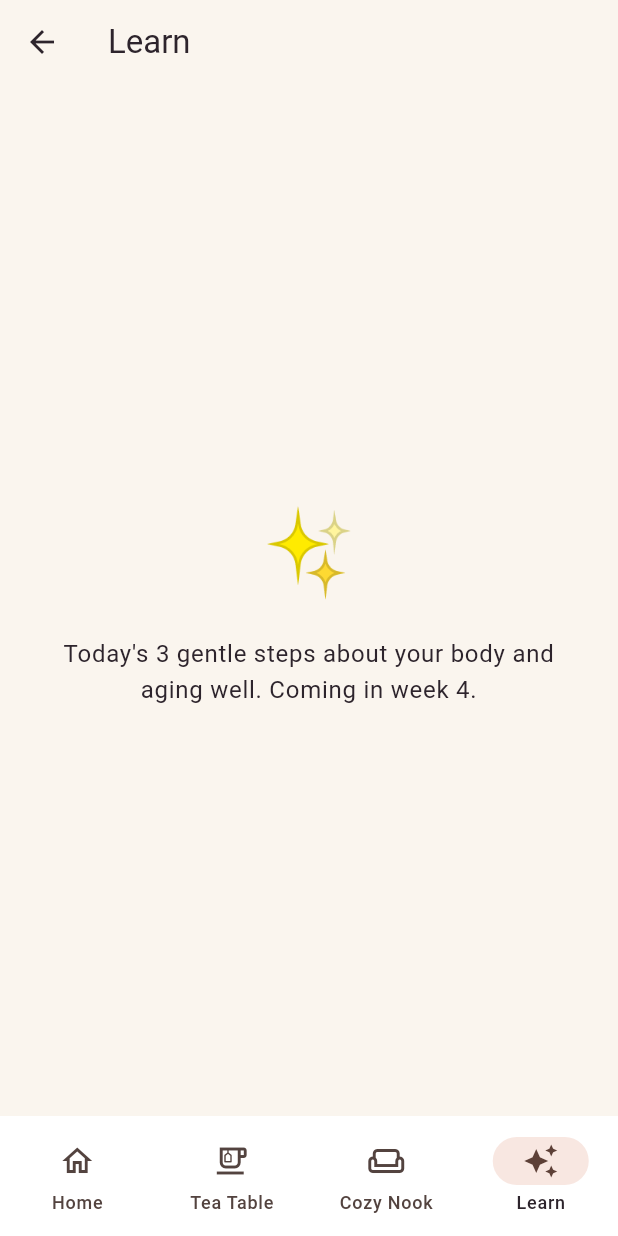
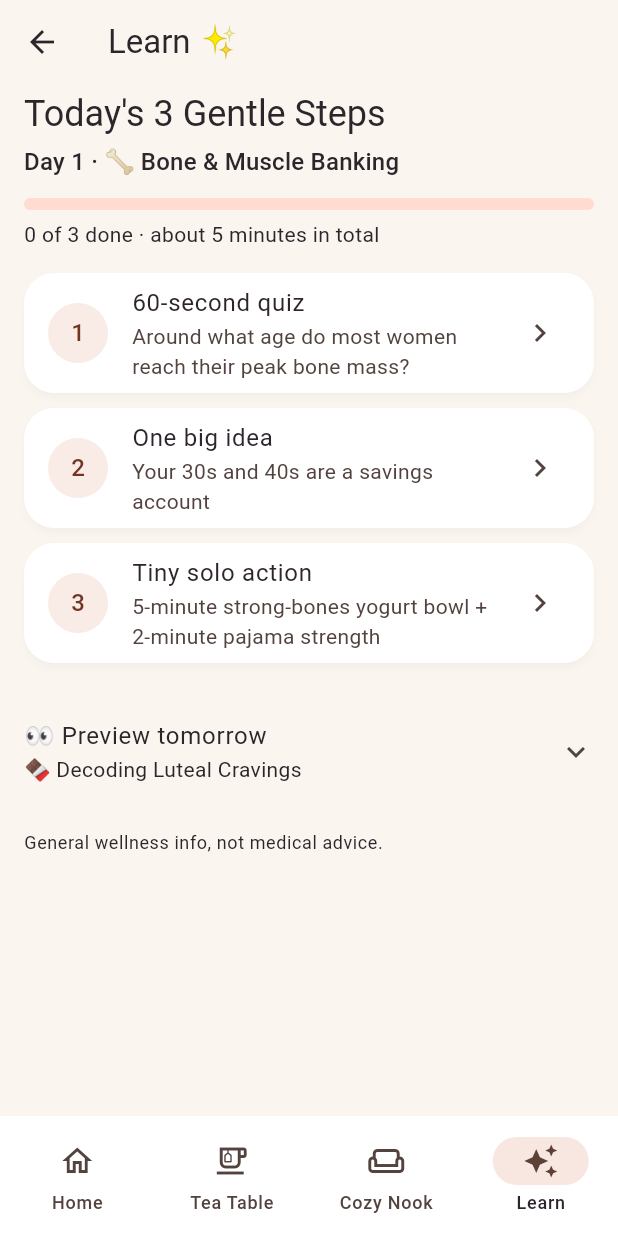
Before and after one commit to missluckychen1991-source/cozymoon, a Flutter app: the HomeShell screen opened directly, item 4 of the bottom bar chosen, on a phone screen of 412 x 824 dp. Run offline on Flutter 3.47's test engine with Material 3 defaults, Android fonts, the phone set to English and light mode, and no system bars; our stand-ins replace audioplayers, cloud_functions, firebase_core, shared_preferences, webview_flutter; accounts and stored records are empty; network calls fail.

Commit message:
Pilot week 4: Learning Hub and Play closed-test prep
Today's 3 Gentle Steps (quiz, idea, solo action) with three days of
lessons, daily unlocks, Preview tomorrow and saved progress. Adds a
CozyMoon launcher icon, release signing from key.properties, version
0.4.0 and a Google Play closed-test guide with store listing text.

Co-Authored-By: Claude Opus 5.5 <noreply@anthropic.com>
Claude-Session: https://claude.ai/code/session_01EN5DtejbEjpYuKt9L9SRb5

```diff
--- /dev/null
+++ b/lib/content/lessons.dart
@@ -0,0 +1,178 @@
+// Learning Hub content: 3 gentle steps a day, never more.
+// Everything here is general wellness information, not medical advice.
+
+class QuizStep {
+  const QuizStep(
+      {required this.question,
+      required this.options,
+      required this.answer,
+      required this.explain});
+  final String question;
+  final List<String> options;
+  final int answer;
+  final String explain;
+}
+
+class ConceptStep {
+  const ConceptStep(
+      {required this.title, required this.points, required this.whyItMatters});
+  final String title;
+  final List<String> points;
+  final String whyItMatters;
+}
+
+class ActionStep {
+  const ActionStep({
+    required this.snackTitle,
+    required this.snack,
+    required this.stretchTitle,
+    required this.stretch,
+  });
+  final String snackTitle;
+  final List<String> snack;
+  final String stretchTitle;
+  final List<String> stretch;
+}
+
+class LessonDay {
+  const LessonDay(
+      {required this.theme,
+      required this.emoji,
+      required this.quiz,
+      required this.concept,
+      required this.action});
+  final String theme;
+  final String emoji;
+  final QuizStep quiz;
+  final ConceptStep concept;
+  final ActionStep action;
+}
+
+const lessonDays = <LessonDay>[
+  LessonDay(
+    theme: 'Bone & Muscle Banking',
+    emoji: '🦴',
+    quiz: QuizStep(
+      question: 'Around what age do most women reach their peak bone mass?',
+      options: ['Around 18', 'Around 30', 'Around 45'],
+      answer: 1,
+      explain:
+          'Bone mass peaks around your late 20s to early 30s. After that the goal is keeping what '
+          'you have, and the habits you build now really do help.',
+    ),
+    concept: ConceptStep(
+      title: 'Your 30s and 40s are a savings account',
+      points: [
+        'Muscle slowly starts to decline from your 30s if you don\'t use it. Strength work reverses a lot of that, at any age.',
+        'Bones respond to load. Lifting, stairs, brisk walks and little hops tell them to stay strong.',
+        'Two short strength sessions a week is a great start. Bodyweight counts.',
+        'Protein at each meal, plus calcium and vitamin D, give your body the building blocks.',
+      ],
+      whyItMatters:
+          'Strong muscles and bones mean carrying your own groceries, travelling solo and '
+          'feeling capable for decades. That\'s leveling up, not slowing down.',
+    ),
+    action: ActionStep(
+      snackTitle: '5-minute strong-bones yogurt bowl',
+      snack: [
+        'A big scoop of Greek yogurt (or a fortified plant yogurt)',
+        'A handful of almonds or walnuts',
+        'Berries or a sliced banana',
+        'A drizzle of honey if you like',
+      ],
+      stretchTitle: '2-minute pajama strength',
+      stretch: [
+        'Stand in front of a chair. Sit down slowly, stand back up. 10 times.',
+        'Hold the back of the chair and rise onto your toes, then lower. 10 times.',
+        'Shake out your arms and legs. Done!',
+      ],
+    ),
+  ),
+  LessonDay(
+    theme: 'Decoding Luteal Cravings',
+    emoji: '🍫',
+    quiz: QuizStep(
+      question:
+          'Why do many women crave more food in the week or two before their period?',
+      options: [
+        'It\'s a lack of willpower',
+        'Hormone shifts, and the body uses a little more energy',
+        'It\'s all in your head',
+      ],
+      answer: 1,
+      explain:
+          'After ovulation, progesterone rises and your resting energy use can go up a little. Mood '
+          'chemicals like serotonin can dip too, which makes carbs extra tempting. Your body isn\'t '
+          'failing, it\'s asking.',
+    ),
+    concept: ConceptStep(
+      title: 'Cravings are messages, not crimes',
+      points: [
+        'The luteal phase is the stretch between ovulation and your period, usually about 2 weeks.',
+        'Pairing carbs with protein or fat (toast with peanut butter, oats with nuts) keeps energy steadier.',
+        'Magnesium-rich foods like dark chocolate, nuts, seeds and leafy greens are good friends this week.',
+        'Regular meals help. Long gaps make cravings louder.',
+      ],
+      whyItMatters:
+          'When you know why it happens, you can plan for it and drop the guilt. A planned '
+          'treat feels much better than a 1 a.m. raid.',
+    ),
+    action: ActionStep(
+      snackTitle: 'Warm cocoa-banana oats',
+      snack: [
+        'Half a cup of oats cooked with milk or water',
+        'Stir in 1 teaspoon of cocoa powder',
+        'Top with sliced banana and a spoon of nut butter',
+        'Pinch of cinnamon on top',
+      ],
+      stretchTitle: '2-minute legs up the wall',
+      stretch: [
+        'Lie on your back with your bottom close to a wall.',
+        'Swing your legs up so they rest on the wall. Arms relaxed by your sides.',
+        'Breathe slowly into your belly for 2 minutes. Lovely for crampy, puffy days.',
+      ],
+    ),
+  ),
+  LessonDay(
+    theme: 'Sleep Through Your Cycle',
+    emoji: '😴',
+    quiz: QuizStep(
+      question: 'Which of these can make sleep worse just before your period?',
+      options: [
+        'Your body temperature runs slightly higher',
+        'You\'re secretly a night owl that week',
+        'Your pillow is too soft',
+      ],
+      answer: 0,
+      explain:
+          'After ovulation, progesterone nudges your core temperature up a little. A warmer body '
+          'finds it harder to fall and stay asleep, so a cooler room really helps.',
+    ),
+    concept: ConceptStep(
+      title: 'Your sleep has seasons too',
+      points: [
+        'Many women sleep lighter in the days before their period and during the first days of bleeding.',
+        'From the late 30s and 40s, changing hormones can bring night sweats or 3 a.m. wake-ups. Very common, and worth mentioning to a doctor if it bothers you.',
+        'Keep the bedroom cool, dark and quiet. Breathable sheets are worth it.',
+        'A steady wake-up time, morning daylight and less late-night alcohol all make sleep deeper.',
+      ],
+      whyItMatters:
+          'Good sleep softens cramps, cravings and mood swings. Protecting it is one of the '
+          'kindest things you can do for future you.',
+    ),
+    action: ActionStep(
+      snackTitle: 'Sleepy-time tea and toast',
+      snack: [
+        'A cup of chamomile or another caffeine-free herbal tea',
+        'Half a slice of wholegrain toast with a little nut butter',
+        'Have it about an hour before bed, away from screens if you can',
+      ],
+      stretchTitle: '2-minute bedtime unwind',
+      stretch: [
+        'Lie on your back and hug your knees to your chest. Rock gently side to side for 30 seconds.',
+        'Drop both knees to the right, arms out wide, head to the left. Breathe for 30 seconds. Switch sides.',
+        'Finish with 3 slow breaths, longer out than in.',
+      ],
+    ),
+  ),
+];
--- a/lib/screens/coming_soon_screen.dart
+++ /dev/null
@@ -1,31 +0,0 @@
-import 'package:flutter/material.dart';
-
-class ComingSoonScreen extends StatelessWidget {
-  const ComingSoonScreen(
-      {super.key,
-      required this.title,
-      required this.emoji,
-      required this.text});
-  final String title;
-  final String emoji;
-  final String text;
-
-  @override
-  Widget build(BuildContext context) {
-    return Scaffold(
-      appBar: AppBar(title: Text(title)),
-      body: Center(
-        child: Padding(
-          padding: const EdgeInsets.all(32),
-          child: Column(mainAxisSize: MainAxisSize.min, children: [
-            Text(emoji, style: const TextStyle(fontSize: 56)),
-            const SizedBox(height: 16),
-            Text(text,
-                textAlign: TextAlign.center,
-                style: Theme.of(context).textTheme.bodyLarge),
-          ]),
-        ),
-      ),
-    );
-  }
-}
--- a/lib/screens/home_shell.dart
+++ b/lib/screens/home_shell.dart
@@ -3,9 +3,9 @@ import 'package:flutter/material.dart';
 import '../app_state.dart';
 import '../nook/sound_mixer.dart';
 
-import 'coming_soon_screen.dart';
 import 'cozy_nook_screen.dart';
 import 'home_screen.dart';
+import 'learn_screen.dart';
 import 'tea_table_screen.dart';
 
 /// Bottom navigation: Home, Tea Table, Cozy Nook, Learn.
@@ -27,12 +27,7 @@ class HomeShellState extends State<HomeShell> {
       HomeScreen(),
       TeaTableScreen(),
       CozyNookScreen(),
-      ComingSoonScreen(
-        title: 'Learn',
-        emoji: '✨',
-        text:
-            "Today's 3 gentle steps about your body and aging well. Coming in week 4.",
-      ),
+      LearnScreen(),
     ];
     return Scaffold(
       body: IndexedStack(index: index, children: pages),
--- /dev/null
+++ b/lib/screens/learn_screen.dart
@@ -0,0 +1,335 @@
+import 'package:flutter/material.dart';
+
+import '../content/lessons.dart';
+import '../services/learning_store.dart';
+
+/// "Today's 3 Gentle Steps": a short quiz, one idea, one small action.
+class LearnScreen extends StatefulWidget {
+  const LearnScreen({super.key, this.store});
+  final LearningStore? store;
+
+  @override
+  State<LearnScreen> createState() => _LearnScreenState();
+}
+
+class _LearnScreenState extends State<LearnScreen> {
+  late final LearningStore _store = widget.store ?? LearningStore();
+  int? _today;
+  Set<String> _done = {};
+
+  @override
+  void initState() {
+    super.initState();
+    _load();
+  }
+
+  Future<void> _load() async {
+    final today = await _store.todayIndex();
+    final done = await _store.done();
+    if (!mounted) return;
+    setState(() {
+      _today = today;
+      _done = done;
+    });
+  }
+
+  Future<void> _open(int day, StepKind kind, {bool preview = false}) async {
+    final finished = await Navigator.of(context).push<bool>(MaterialPageRoute(
+      builder: (_) =>
+          LessonStepScreen(day: lessonDays[day], kind: kind, preview: preview),
+    ));
+    if (finished == true && !preview) {
+      await _store.markDone(day, kind);
+      await _load();
+    }
+  }
+
+  @override
+  Widget build(BuildContext context) {
+    final t = Theme.of(context).textTheme;
+    final today = _today;
+    if (today == null) {
+      return const Scaffold(body: Center(child: CircularProgressIndicator()));
+    }
+    final day = lessonDays[today];
+    final count = StepKind.values
+        .where((k) => _done.contains(LearningStore.key(today, k)))
+        .length;
+    final hasTomorrow = today + 1 < lessonDays.length;
+
+    return Scaffold(
+      appBar: AppBar(title: const Text('Learn ✨')),
+      body: ListView(
+        padding: const EdgeInsets.fromLTRB(16, 4, 16, 32),
+        children: [
+          Text("Today's 3 Gentle Steps", style: t.headlineSmall),
+          const SizedBox(height: 4),
+          Text('Day ${today + 1} · ${day.emoji} ${day.theme}',
+              style: t.titleMedium),
+          const SizedBox(height: 12),
+          LinearProgressIndicator(
+              value: count / 3,
+              minHeight: 8,
+              borderRadius: BorderRadius.circular(8)),
+          const SizedBox(height: 6),
+          Text(
+            count == 3
+                ? "All done for today! See you tomorrow 💛"
+                : '$count of 3 done · about 5 minutes in total',
+            key: const Key('learn-progress'),
+          ),
+          const SizedBox(height: 16),
+          for (final (i, kind) in StepKind.values.indexed)
+            Padding(
+              padding: const EdgeInsets.only(bottom: 10),
+              child: _StepCard(
+                key: Key('step-${kind.name}'),
+                number: i + 1,
+                kind: kind,
+                day: day,
+                done: _done.contains(LearningStore.key(today, kind)),
+                onTap: () => _open(today, kind),
+              ),
+            ),
+          const SizedBox(height: 12),
+          if (hasTomorrow)
+            ExpansionTile(
+              key: const Key('preview-tomorrow'),
+              tilePadding: EdgeInsets.zero,
+              title: const Text('👀 Preview tomorrow'),
+              subtitle: Text(
+                  '${lessonDays[today + 1].emoji} ${lessonDays[today + 1].theme}'),
+              children: [
+                for (final kind in StepKind.values)
+                  ListTile(
+                    title: Text(_title(lessonDays[today + 1], kind)),
+                    subtitle: Text(_kindLabel(kind)),
+                    trailing: const Icon(Icons.chevron_right),
+                    onTap: () => _open(today + 1, kind, preview: true),
+                  ),
+              ],
+            )
+          else
+            const Text(
+                '🌱 More lessons are growing. Revisit any day below while you wait.'),
+          if (today > 0) ...[
+            const Divider(height: 32),
+            Text('Earlier days', style: t.titleSmall),
+            for (var d = 0; d < today; d++)
+              ListTile(
+                contentPadding: EdgeInsets.zero,
+                leading: Text(lessonDays[d].emoji,
+                    style: const TextStyle(fontSize: 22)),
+                title: Text('Day ${d + 1} · ${lessonDays[d].theme}'),
+                onTap: () => _open(d, StepKind.concept, preview: true),
+              ),
+          ],
+          const SizedBox(height: 16),
+          Text('General wellness info, not medical advice.',
+              style: t.bodySmall),
+        ],
+      ),
+    );
+  }
+}
+
+String _kindLabel(StepKind k) => switch (k) {
+      StepKind.quiz => '60-second quiz',
+      StepKind.concept => 'One big idea',
+      StepKind.action => 'Tiny solo action',
+    };
+
+String _title(LessonDay d, StepKind k) => switch (k) {
+      StepKind.quiz => d.quiz.question,
+      StepKind.concept => d.concept.title,
+      StepKind.action => '${d.action.snackTitle} + ${d.action.stretchTitle}',
+    };
+
+class _StepCard extends StatelessWidget {
+  const _StepCard(
+      {super.key,
+      required this.number,
+      required this.kind,
+      required this.day,
+      required this.done,
+      required this.onTap});
+  final int number;
+  final StepKind kind;
+  final LessonDay day;
+  final bool done;
+  final VoidCallback onTap;
+
+  @override
+  Widget build(BuildContext context) {
+    final scheme = Theme.of(context).colorScheme;
+    return Card(
+      child: ListTile(
+        onTap: onTap,
+        leading: CircleAvatar(
+          backgroundColor:
+              done ? scheme.secondary : scheme.primary.withValues(alpha: .15),
+          child: done
+              ? const Icon(Icons.check, color: Colors.white)
+              : Text('$number'),
+        ),
+        title: Text(_kindLabel(kind)),
+        subtitle: Text(_title(day, kind),
+            maxLines: 2, overflow: TextOverflow.ellipsis),
+        trailing: const Icon(Icons.chevron_right),
+      ),
+    );
+  }
+}
+
+/// One step. Pops `true` when she finishes it.
+class LessonStepScreen extends StatefulWidget {
+  const LessonStepScreen(
+      {super.key, required this.day, required this.kind, this.preview = false});
+  final LessonDay day;
+  final StepKind kind;
+  final bool preview;
+
+  @override
+  State<LessonStepScreen> createState() => _LessonStepScreenState();
+}
+
+class _LessonStepScreenState extends State<LessonStepScreen> {
+  int? _picked;
+
+  void _finish() => Navigator.of(context).pop(true);
+
+  @override
+  Widget build(BuildContext context) {
+    final t = Theme.of(context).textTheme;
+    final scheme = Theme.of(context).colorScheme;
+    final d = widget.day;
+
+    final List<Widget> body;
+    Widget? button;
+    switch (widget.kind) {
+      case StepKind.quiz:
+        final q = d.quiz;
+        body = [
+          Text(q.question, style: t.titleLarge),
+          const SizedBox(height: 16),
+          for (final (i, o) in q.options.indexed)
+            Padding(
+              padding: const EdgeInsets.only(bottom: 8),
+              child: Card(
+                color: _picked == null
+                    ? null
+                    : (i == q.answer
+                        ? scheme.secondary.withValues(alpha: .25)
+                        : (i == _picked
+                            ? scheme.error.withValues(alpha: .15)
+                            : null)),
+                child: ListTile(
+                  key: Key('option-$i'),
+                  title: Text(o),
+                  trailing: _picked == null
+                      ? null
+                      : (i == q.answer ? const Icon(Icons.check_circle) : null),
+                  onTap: _picked == null
+                      ? () => setState(() => _picked = i)
+                      : null,
+                ),
+              ),
+            ),
+          if (_picked != null) ...[
+            const SizedBox(height: 8),
+            Text(
+                _picked == q.answer
+                    ? '🎉 Yes!'
+                    : '🤓 Close, here\'s the fun part:',
+                style: t.titleMedium),
+            const SizedBox(height: 6),
+            Text(q.explain, key: const Key('quiz-explain'), style: t.bodyLarge),
+          ],
+        ];
+        if (_picked != null) {
+          button = FilledButton(
+              key: const Key('step-done'),
+              onPressed: _finish,
+              child: const Text('Nice, done!'));
+        }
+      case StepKind.concept:
+        final c = d.concept;
+        body = [
+          Text(c.title, style: t.titleLarge),
+          const SizedBox(height: 16),
+          for (final p in c.points)
+            Padding(
+              padding: const EdgeInsets.only(bottom: 10),
+              child:
+                  Row(crossAxisAlignment: CrossAxisAlignment.start, children: [
+                const Text('🌿  '),
+                Expanded(child: Text(p, style: t.bodyLarge)),
+              ]),
+            ),
+          const SizedBox(height: 8),
+          Card(
+            color: scheme.tertiary.withValues(alpha: .2),
+            child: Padding(
+              padding: const EdgeInsets.all(16),
+              child: Text('Why it matters: ${c.whyItMatters}'),
+            ),
+          ),
+        ];
+        button = FilledButton(
+            key: const Key('step-done'),
+            onPressed: _finish,
+            child: const Text('Got it'));
+      case StepKind.action:
+        final a = d.action;
+        body = [
+          Text('🍵 ${a.snackTitle}', style: t.titleLarge),
+          const SizedBox(height: 8),
+          for (final s in a.snack)
+            Padding(
+                padding: const EdgeInsets.only(bottom: 6),
+                child: Text('• $s', style: t.bodyLarge)),
+          const SizedBox(height: 20),
+          Text('🧘 ${a.stretchTitle}', style: t.titleLarge),
+          const SizedBox(height: 8),
+          for (final (i, s) in a.stretch.indexed)
+            Padding(
+                padding: const EdgeInsets.only(bottom: 6),
+                child: Text('${i + 1}. $s', style: t.bodyLarge)),
+        ];
+        button = FilledButton(
+            key: const Key('step-done'),
+            onPressed: _finish,
+            child: const Text('I did it 💪'));
+    }
+
+    return Scaffold(
+      appBar: AppBar(title: Text('${d.emoji} ${d.theme}')),
+      body: ListView(
+        padding: const EdgeInsets.fromLTRB(20, 8, 20, 32),
+        children: [
+          if (widget.preview)
+            Padding(
+              padding: const EdgeInsets.only(bottom: 12),
+              child: Text('👀 Sneak peek. This counts on its own day.',
+                  style: t.bodySmall),
+            ),
+          ...body,
+          if (button != null) ...[
+            const SizedBox(height: 24),
+            if (widget.preview)
+              OutlinedButton(
+                  onPressed: () => Navigator.of(context).pop(false),
+                  child: const Text('Back'))
+            else ...[
+              button,
+              const SizedBox(height: 8),
+              TextButton(
+                  onPressed: () => Navigator.of(context).pop(false),
+                  child: const Text('Maybe later')),
+            ],
+          ],
+        ],
+      ),
+    );
+  }
+}
--- /dev/null
+++ b/lib/services/learning_store.dart
@@ -0,0 +1,43 @@
+import 'package:shared_preferences/shared_preferences.dart';
+
+import '../content/lessons.dart';
+
+enum StepKind { quiz, concept, action }
+
+/// Tracks which day she's on and which of today's 3 steps are done.
+/// A new day unlocks each calendar day after she first opens the hub.
+class LearningStore {
+  LearningStore({DateTime Function()? clock}) : _clock = clock ?? DateTime.now;
+  final DateTime Function() _clock;
+
+  static const _startKey = 'cozymoon.learn.start.v1';
+  static const _doneKey = 'cozymoon.learn.done.v1';
+
+  Future<int> todayIndex() async {
+    final prefs = await SharedPreferences.getInstance();
+    final today = _dateOnly(_clock());
+    var start = DateTime.tryParse(prefs.getString(_startKey) ?? '');
+    if (start == null) {
+      start = today;
+      await prefs.setString(_startKey, today.toIso8601String());
+    }
+    final days = today.difference(_dateOnly(start)).inDays;
+    return days.clamp(0, lessonDays.length - 1);
+  }
+
+  Future<Set<String>> done() async {
+    final prefs = await SharedPreferences.getInstance();
+    return (prefs.getStringList(_doneKey) ?? const []).toSet();
+  }
+
+  static String key(int day, StepKind kind) => '$day:${kind.name}';
+
+  Future<void> markDone(int day, StepKind kind) async {
+    final prefs = await SharedPreferences.getInstance();
+    final list = prefs.getStringList(_doneKey) ?? [];
+    final k = key(day, kind);
+    if (!list.contains(k)) await prefs.setStringList(_doneKey, [...list, k]);
+  }
+
+  static DateTime _dateOnly(DateTime d) => DateTime(d.year, d.month, d.day);
+}
--- a/pubspec.yaml
+++ b/pubspec.yaml
@@ -1,7 +1,7 @@
 name: cozymoon
 description: A cozy, playful period and stress-relief companion.
 publish_to: 'none'
-version: 0.1.0+1
+version: 0.4.0+4
 
 environment:
   sdk: '>=3.4.0 <4.0.0'
```
Also changed, not shown: docs/store/icon-512.png (added), 10 other files.
